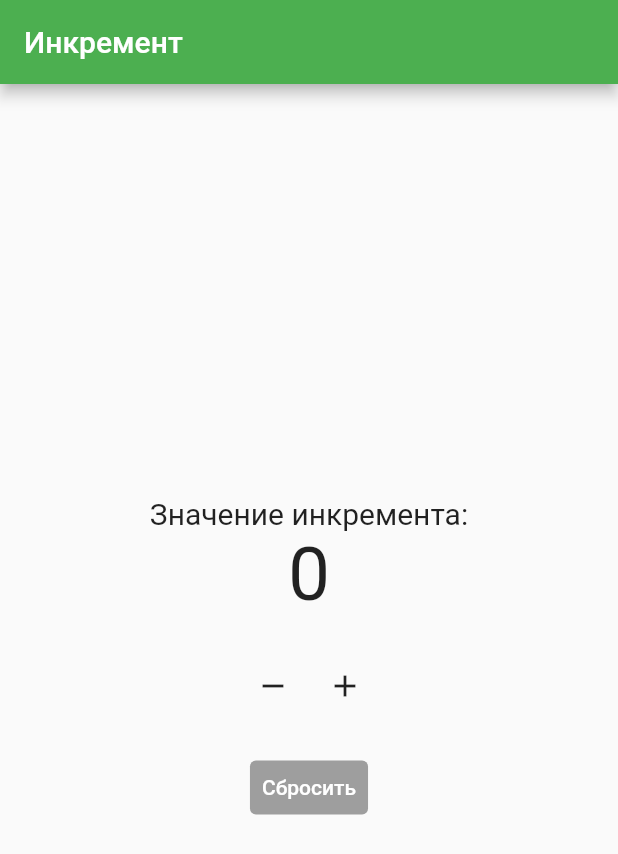
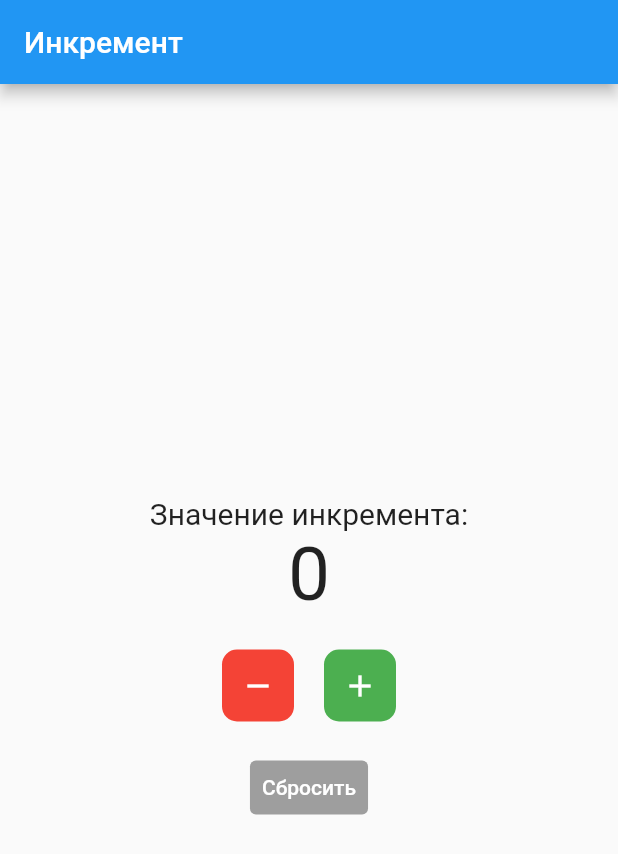
Before and after one commit to Kaparz/lab2, a Flutter app: the screen it shows after launch, on a phone screen of 412 x 824 dp. Shown: the top 854 px of the screen. Run offline on Flutter 3.47's test engine with Material 2 defaults, Android fonts, the phone set to English and light mode, and no system bars.

Commit message:
Законченная версия main.dart

```diff
--- a/Laba3/lib/main.dart
+++ b/Laba3/lib/main.dart
@@ -10,7 +10,7 @@ class MyApp extends StatelessWidget {
     return MaterialApp(
       title: 'Increment App',
       theme: ThemeData(
-        primarySwatch: Colors.green, // Зеленая тема
+        primarySwatch: Colors.blue, // Цветовая тема приложения
       ),
       home: MyHomePage(),
     );
@@ -68,13 +68,28 @@ class _MyHomePageState extends State<MyHomePage> {
             Row(
               mainAxisAlignment: MainAxisAlignment.center,
               children: <Widget>[
-                IconButton(
-                  icon: Icon(Icons.remove), // Иконка минуса
-                  onPressed: _decrementCounter, // Уменьшить счетчик
+                // Кнопка с минусом (красная)
+                Container(
+                  decoration: BoxDecoration(
+                    color: Colors.red, // Красный фон
+                    borderRadius: BorderRadius.circular(10), // Закругление углов
+                  ),
+                  child: IconButton(
+                    icon: Icon(Icons.remove, color: Colors.white), // Белая иконка минуса
+                    onPressed: _decrementCounter, // Уменьшить счетчик
+                  ),
                 ),
-                IconButton(
-                  icon: Icon(Icons.add), // Иконка плюса
-                  onPressed: _incrementCounter, // Увеличить счетчик
+                SizedBox(width: 20), // Отступ между кнопками
+                // Кнопка с плюсом (зелёная)
+                Container(
+                  decoration: BoxDecoration(
+                    color: Colors.green, // Зелёный фон
+                    borderRadius: BorderRadius.circular(10), // Закругление углов
+                  ),
+                  child: IconButton(
+                    icon: Icon(Icons.add, color: Colors.white), // Белая иконка плюса
+                    onPressed: _incrementCounter, // Увеличить счетчик
+                  ),
                 ),
               ],
             ),
```
